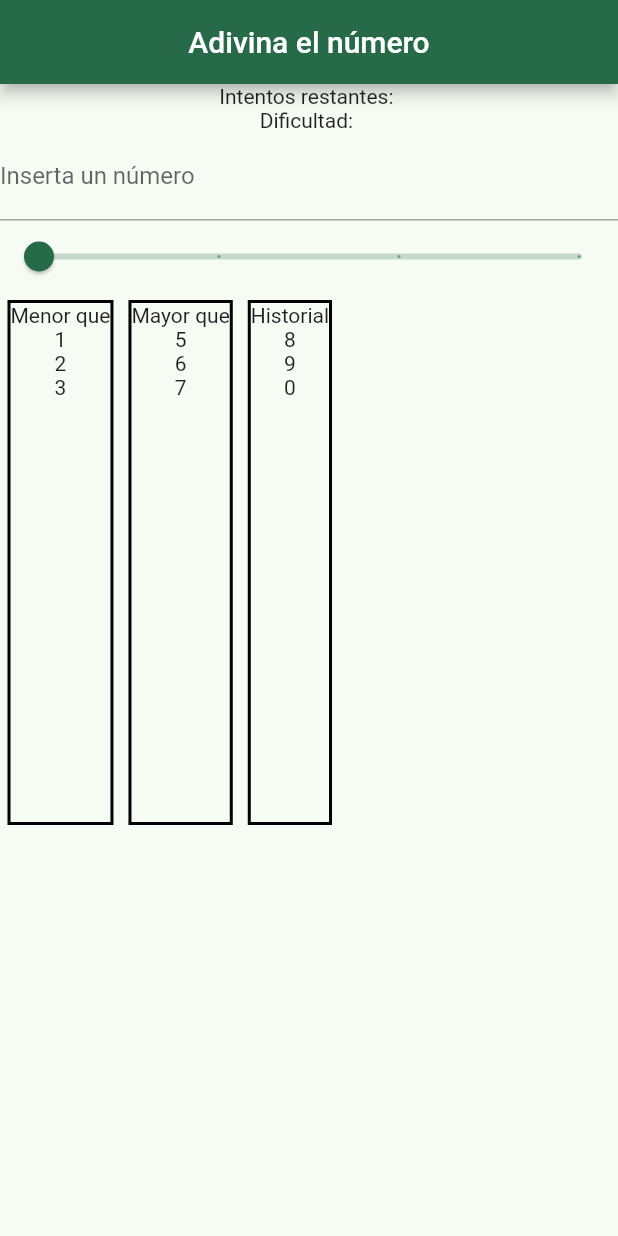
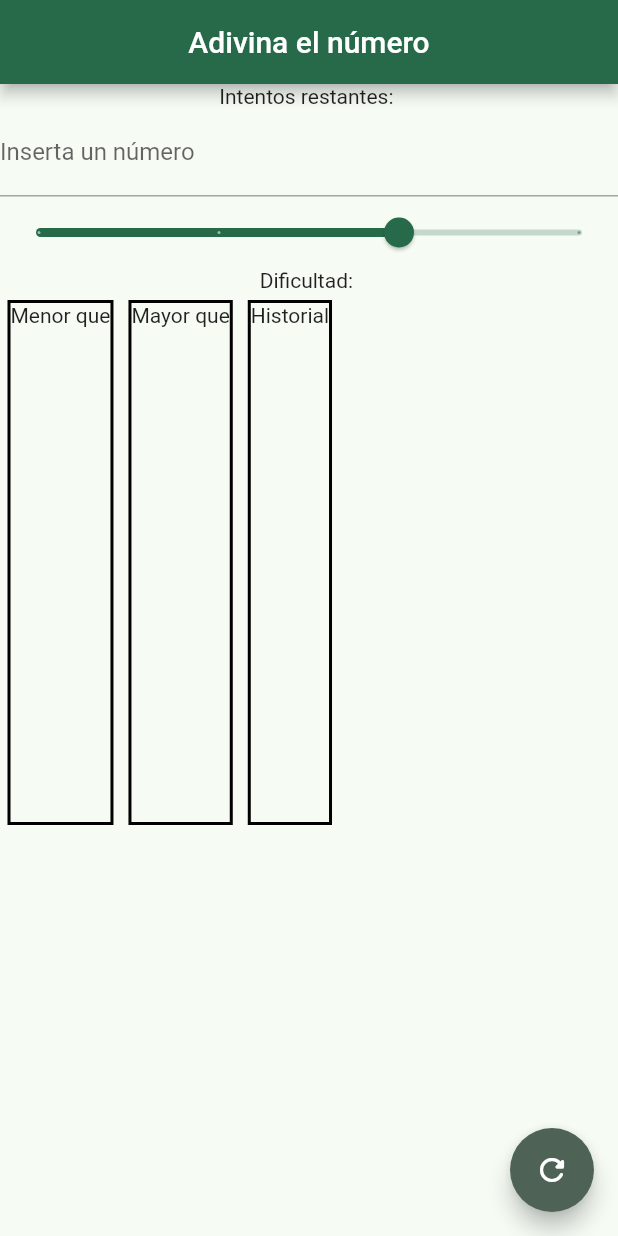
Before and after one commit to ErickRuiz00/GuessTheNumber, a Flutter app: the screen it shows after launch, on a phone screen of 412 x 824 dp. Run offline on Flutter 3.47's test engine with Material 3 defaults, Android fonts, the phone set to English and light mode, and no system bars.

Commit message:
Generar widgets personalizables y reutilizables para mantener limpio main_screen

```diff
--- a/lib/screens/main_screen.dart
+++ b/lib/screens/main_screen.dart
@@ -1,9 +1,20 @@
 import 'package:flutter/material.dart';
-import 'package:flutter/services.dart';
-import 'package:guess_the_number/widgets/column_data.dart';
+import 'package:guess_the_number/widgets/columns_container.dart';
+import 'package:guess_the_number/widgets/custom_button.dart';
+import 'package:guess_the_number/widgets/custom_slider.dart';
+import 'package:guess_the_number/widgets/input_number.dart';
 
-class MainScreen extends StatelessWidget {
+class MainScreen extends StatefulWidget {
+
   const MainScreen({super.key});
+
+  @override
+  State<MainScreen> createState() => _MainScreenState();
+}
+
+class _MainScreenState extends State<MainScreen> {
+  List<int> _tryLower = [], _tryHigher = [], _history = [];
+
 
   @override
   Widget build(BuildContext context) {
@@ -14,34 +25,12 @@ class MainScreen extends StatelessWidget {
       body: Column(
         children: [
           Text("Intentos restantes: "),
-          Text("Dificultad: "),
-          TextField(
-            decoration: const InputDecoration(labelText: "Inserta un número"),
-            keyboardType: TextInputType.number,
-            inputFormatters: [
-              FilteringTextInputFormatter.digitsOnly
-            ],
-          ),
-          Slider(
-            value: 0,
-            onChanged: (value){},
-            min: 0,
-            max: 10,
-            divisions: 3
-          ),
-          Expanded(
-            child: Row(
-              crossAxisAlignment: CrossAxisAlignment.start,
-              children: [
-                ColumnData("Menor que", ["1", "2", "3"]),
-                ColumnData("Mayor que", ["5", "6", "7"]),
-                ColumnData("Historial", ["8", "9", "0"]),
-              ],
-            ),
-          )
-
+          InputNumber(),
+          CustomSlider(),
+          ColumnsContainer(tryHigher: _tryHigher, tryLower: _tryLower, history: _history)
         ],
       ),
+      floatingActionButton: CustomButton(),
     );
   }
 }
--- a/lib/widgets/column_data.dart
+++ b/lib/widgets/column_data.dart
@@ -1,7 +1,7 @@
 import 'package:flutter/material.dart';
 
 class ColumnData extends StatelessWidget {
-  final List<String> numbers;
+  final List<int> numbers;
   final String columnTitle;
 
   const ColumnData(
@@ -26,7 +26,7 @@ class ColumnData extends StatelessWidget {
           children: [
             Text(columnTitle),
 
-            for(String number in numbers)
+            for(int number in numbers)
               Text(number.toString())
           ],
         ),
--- /dev/null
+++ b/lib/widgets/columns_container.dart
@@ -0,0 +1,29 @@
+import 'package:flutter/material.dart';
+import 'package:guess_the_number/widgets/column_data.dart';
+
+class ColumnsContainer extends StatelessWidget {
+  const ColumnsContainer({
+    super.key,
+    required List<int> tryHigher,
+    required List<int> tryLower,
+    required List<int> history,
+  }) : _tryHigher = tryHigher, _tryLower = tryLower, _history = history;
+
+  final List<int> _tryHigher;
+  final List<int> _tryLower;
+  final List<int> _history;
+
+  @override
+  Widget build(BuildContext context) {
+    return Expanded(
+      child: Row(
+        crossAxisAlignment: CrossAxisAlignment.start,
+        children: [
+          ColumnData("Menor que", _tryHigher),
+          ColumnData("Mayor que", _tryLower),
+          ColumnData("Historial", _history),
+        ],
+      ),
+    );
+  }
+}
--- /dev/null
+++ b/lib/widgets/custom_button.dart
@@ -0,0 +1,21 @@
+import 'package:flutter/material.dart';
+
+class CustomButton extends StatelessWidget {
+  const CustomButton({
+    super.key,
+  });
+
+  @override
+  Widget build(BuildContext context) {
+    return Column(
+      mainAxisAlignment: MainAxisAlignment.end,
+      children: [
+        FloatingActionButton(
+          onPressed: (){
+          },
+          child: const Icon(Icons.refresh_rounded),
+          ),
+      ],
+    );
+  }
+}
--- /dev/null
+++ b/lib/widgets/custom_slider.dart
@@ -0,0 +1,21 @@
+import 'package:flutter/material.dart';
+
+class CustomSlider extends StatelessWidget {
+  const CustomSlider({super.key});
+
+  @override
+  Widget build(BuildContext context) {
+    return Column(
+      children: [
+        Slider(
+          value: 2,
+          onChanged: (value){},
+          min: 0,
+          max: 3,
+          divisions: 3,
+        ),
+        Text("Dificultad: "),
+      ],
+    );
+  }
+}
--- /dev/null
+++ b/lib/widgets/input_number.dart
@@ -0,0 +1,18 @@
+import 'package:flutter/material.dart';
+import 'package:flutter/services.dart';
+
+
+class InputNumber extends StatelessWidget {
+  const InputNumber({super.key});
+
+  @override
+  Widget build(BuildContext context) {
+    return TextField(
+      decoration: const InputDecoration(labelText: "Inserta un número"),
+          keyboardType: TextInputType.number,
+          inputFormatters: <TextInputFormatter>[
+            FilteringTextInputFormatter.digitsOnly
+          ],
+    );
+  }
+}
```
